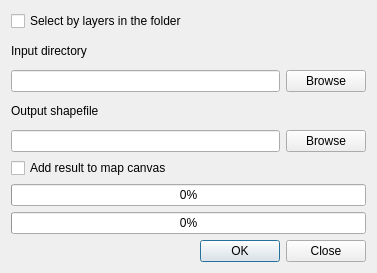
Before: the Qt Designer form mergeshapesdialogbase.ui in alexbruy/mergeshapes, drawn with Qt 5.
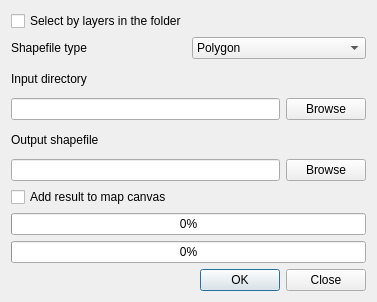
After: the same form once the commit is applied.

Commit message: fix merging attribute tables with different fields add selector for shapefile geometry type when working with directories

Patch:
```diff
--- a/mergeshapesdialogbase.ui
+++ b/mergeshapesdialogbase.ui
@@ -7,7 +7,7 @@
     <x>0</x>
     <y>0</y>
     <width>377</width>
-    <height>273</height>
+    <height>302</height>
    </rect>
   </property>
   <property name="windowTitle">
@@ -21,6 +21,36 @@
      </property>
     </widget>
    </item>
+   <item>
+    <layout class="QHBoxLayout" name="horizontalLayout_3">
+     <item>
+      <widget class="QLabel" name="lblGeometry">
+       <property name="text">
+        <string>Shapefile type</string>
+       </property>
+      </widget>
+     </item>
+     <item>
+      <widget class="QComboBox" name="cmbGeometry">
+       <item>
+        <property name="text">
+         <string>Polygon</string>
+        </property>
+       </item>
+       <item>
+        <property name="text">
+         <string>Line</string>
+        </property>
+       </item>
+       <item>
+        <property name="text">
+         <string>Point</string>
+        </property>
+       </item>
+      </widget>
+     </item>
+    </layout>
+   </item>
    <item>
     <widget class="QLabel" name="label">
      <property name="text">
```
The commit also changes 2 other files.
